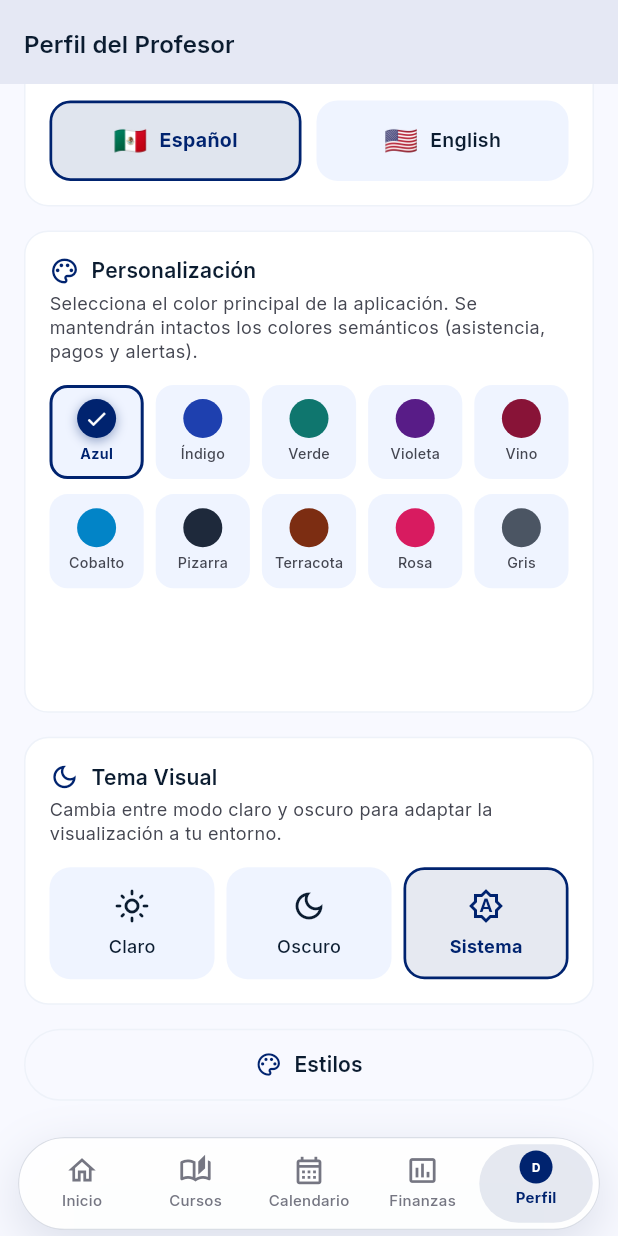
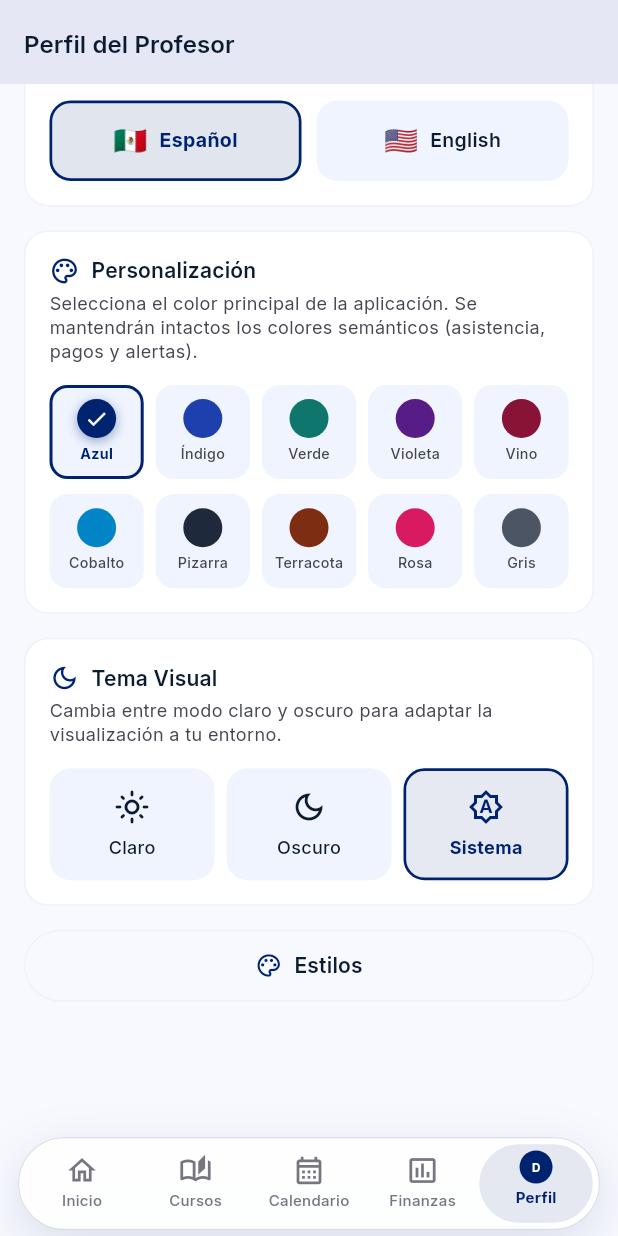
Before and after one commit to AleOrdaz/Docentia, a Flutter app: the TeacherProfileScreen screen opened by its route, scrolled down 380 dp, on a phone screen of 412 x 824 dp. Run offline on Flutter 3.47's test engine with Material 3 defaults, Android fonts, the phone set to English and light mode, and no system bars; our stand-ins replace firebase_auth, firebase_core, flutter_riverpod, go_router, google_fonts, image_picker and 1 more; accounts and stored records are empty; network calls fail.

Commit message:
Eliminación de espacio inferior en container colores

```diff
--- a/lib/features/profile/screens/teacher_profile_screen.dart
+++ b/lib/features/profile/screens/teacher_profile_screen.dart
@@ -352,6 +352,7 @@ class TeacherProfileScreen extends ConsumerWidget {
                   // Grid de los 10 colores
                   GridView.builder(
                     shrinkWrap: true,
+                    padding: EdgeInsets.zero,
                     physics: const NeverScrollableScrollPhysics(),
                     gridDelegate: const SliverGridDelegateWithFixedCrossAxisCount(
                       crossAxisCount: 5,
--- a/pubspec.yaml
+++ b/pubspec.yaml
@@ -1,7 +1,7 @@
 name: docentia
 description: "Docentia - Aplicación móvil Flutter completa para gestión académica, control de asistencia y tutores con diseño fiel de Google Stitch."
 publish_to: 'none'
-version: 1.0.0+6
+version: 1.0.0+7
 
 environment:
   sdk: '>=3.3.0 <4.0.0'
```
